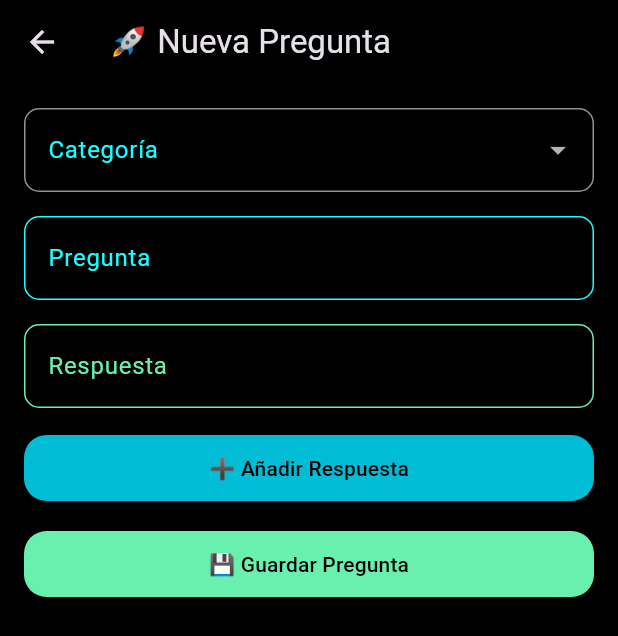
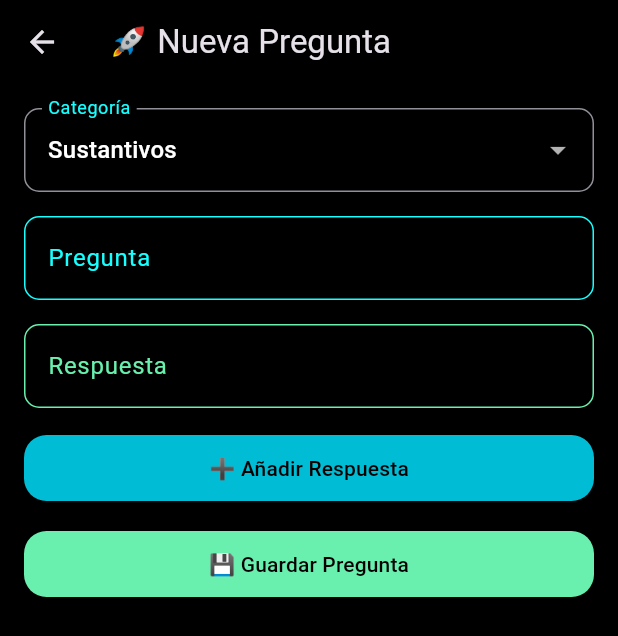
Before and after one commit to A-K-3/LerneDialekt, a Flutter app: the CreatePage screen opened directly, on a phone screen of 412 x 824 dp. Shown: the top 636 px of the screen. Run offline on Flutter 3.47's test engine with Material 3 defaults, Android fonts, the phone set to English and light mode, and no system bars; network calls fail.

Commit message:
Fix create_page selector de categorías

```diff
--- a/lib/create_page.dart
+++ b/lib/create_page.dart
@@ -15,7 +15,7 @@ class _CreatePageState extends State<CreatePage> {
   final TextEditingController _questionController = TextEditingController();
   final TextEditingController _answerController = TextEditingController();
   final List<String> _answers = [];
-  String _selectedCategory = 'General';
+  String _selectedCategory = 'Sustantivos';
   final List<String> _categories = [
     'Sustantivos',
     'Adjetivos',
```
